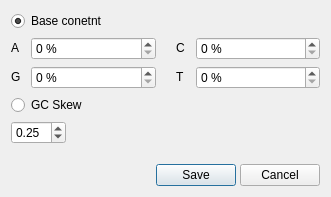
The window that src/plugins/dna_export/src/ui/BaseContentDialog.ui (violethaze74/ugene) describes before a commit, drawn with Qt 5.
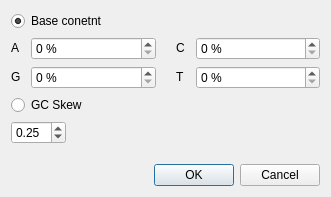
The same window after the commit.

Commit message: Help system for all dialogs, UI improvements for all dialogs.

```diff
--- a/src/plugins/dna_export/src/ui/BaseContentDialog.ui
+++ b/src/plugins/dna_export/src/ui/BaseContentDialog.ui
@@ -247,38 +247,11 @@
     </spacer>
    </item>
    <item>
-    <layout class="QHBoxLayout" name="horizontalLayout">
-     <property name="spacing">
-      <number>4</number>
+    <widget class="QDialogButtonBox" name="buttonBox">
+     <property name="standardButtons">
+      <set>QDialogButtonBox::Cancel|QDialogButtonBox::Ok</set>
      </property>
-     <item>
-      <spacer name="horizontalSpacer">
-       <property name="orientation">
-        <enum>Qt::Horizontal</enum>
-       </property>
-       <property name="sizeHint" stdset="0">
-        <size>
-         <width>40</width>
-         <height>20</height>
-        </size>
-       </property>
-      </spacer>
-     </item>
-     <item>
-      <widget class="QPushButton" name="saveButton">
-       <property name="text">
-        <string>Save</string>
-       </property>
-      </widget>
-     </item>
-     <item>
-      <widget class="QPushButton" name="canelButton">
-       <property name="text">
-        <string>Cancel</string>
-       </property>
-      </widget>
-     </item>
-    </layout>
+    </widget>
    </item>
   </layout>
  </widget>
```
Left out of the diff: 12 changed lines with no effect on the pictures. The commit also changes 309 other files.
